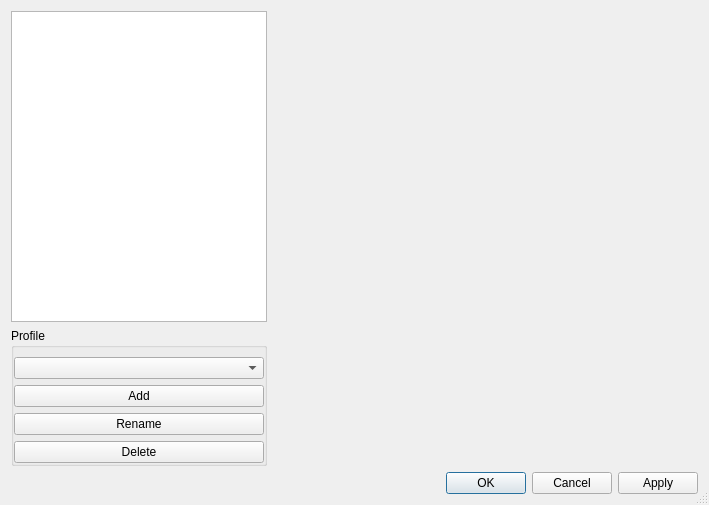
The window that src/mumble/ConfigDialog.ui (mumble-voip/mumble) describes before a commit, drawn with Qt 5.
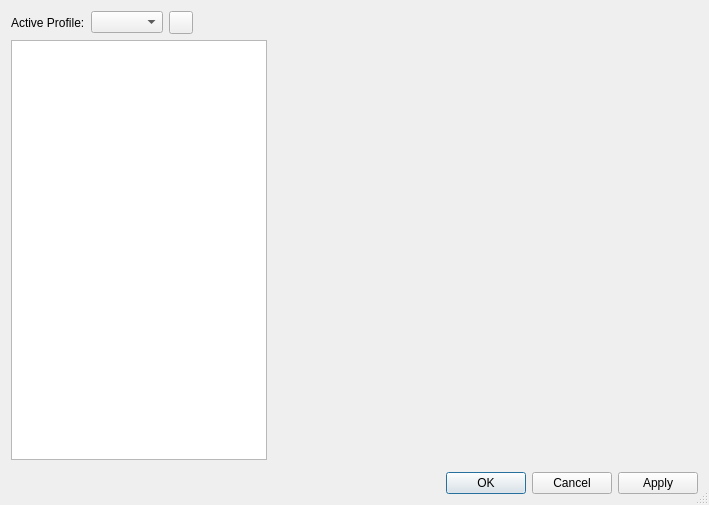
The same window after the commit.

Patch:
```diff
--- a/src/mumble/ConfigDialog.ui
+++ b/src/mumble/ConfigDialog.ui
@@ -17,7 +17,51 @@
    <bool>true</bool>
   </property>
   <layout class="QGridLayout" name="gridLayout">
-   <item row="0" column="0">
+   <item row="1" column="1" rowspan="2" colspan="2">
+    <widget class="QStackedWidget" name="qswPages">
+     <property name="sizePolicy">
+      <sizepolicy hsizetype="Expanding" vsizetype="Expanding">
+       <horstretch>1</horstretch>
+       <verstretch>0</verstretch>
+      </sizepolicy>
+     </property>
+    </widget>
+   </item>
+   <item row="3" column="0" colspan="3">
+    <layout class="QHBoxLayout" name="horizontalLayout">
+     <item>
+      <widget class="QDialogButtonBox" name="pageButtonBox">
+       <property name="orientation">
+        <enum>Qt::Orientation::Horizontal</enum>
+       </property>
+      </widget>
+     </item>
+     <item>
+      <spacer name="horizontalSpacer">
+       <property name="orientation">
+        <enum>Qt::Orientation::Horizontal</enum>
+       </property>
+       <property name="sizeHint" stdset="0">
+        <size>
+         <width>40</width>
+         <height>20</height>
+        </size>
+       </property>
+      </spacer>
+     </item>
+     <item>
+      <widget class="QDialogButtonBox" name="dialogButtonBox">
+       <property name="orientation">
+        <enum>Qt::Orientation::Horizontal</enum>
+       </property>
+       <property name="standardButtons">
+        <set>QDialogButtonBox::StandardButton::Apply|QDialogButtonBox::StandardButton::Cancel|QDialogButtonBox::StandardButton::Ok</set>
+       </property>
+      </widget>
+     </item>
+    </layout>
+   </item>
+   <item row="1" column="0">
     <widget class="QListWidget" name="qlwIcons">
      <property name="sizePolicy">
       <sizepolicy hsizetype="Minimum" vsizetype="Expanding">
@@ -45,62 +89,34 @@
      </property>
     </widget>
    </item>
-   <item row="1" column="0">
-    <widget class="QGroupBox" name="qgbProfiles">
-     <property name="title">
-      <string>Profile</string>
-     </property>
-     <layout class="QVBoxLayout" name="verticalLayout">
-      <property name="leftMargin">
-       <number>0</number>
-      </property>
-      <property name="topMargin">
-       <number>9</number>
-      </property>
-      <property name="rightMargin">
-       <number>0</number>
-      </property>
-      <property name="bottomMargin">
-       <number>0</number>
-      </property>
-      <item>
-       <widget class="QComboBox" name="qcbProfiles"/>
-      </item>
-      <item>
-       <widget class="QPushButton" name="qpbProfileAdd">
-        <property name="text">
-         <string>Add</string>
-        </property>
-       </widget>
-      </item>
-      <item>
-       <widget class="QPushButton" name="qpbProfileRename">
-        <property name="text">
-         <string>Rename</string>
-        </property>
-       </widget>
-      </item>
-      <item>
-       <widget class="QPushButton" name="qpbProfileDelete">
-        <property name="text">
-         <string>Delete</string>
-        </property>
-       </widget>
-      </item>
-     </layout>
-    </widget>
-   </item>
-   <item row="2" column="0" colspan="3">
-    <layout class="QHBoxLayout" name="horizontalLayout">
+   <item row="0" column="0" colspan="3">
+    <layout class="QHBoxLayout" name="horizontalLayout_2">
      <item>
-      <widget class="QDialogButtonBox" name="pageButtonBox">
-       <property name="orientation">
-        <enum>Qt::Orientation::Horizontal</enum>
+      <widget class="QLabel" name="label">
+       <property name="text">
+        <string>Active Profile:</string>
        </property>
       </widget>
      </item>
      <item>
-      <spacer name="horizontalSpacer">
+      <widget class="QComboBox" name="qcbProfiles">
+       <property name="sizeAdjustPolicy">
+        <enum>QComboBox::SizeAdjustPolicy::AdjustToContents</enum>
+       </property>
+      </widget>
+     </item>
+     <item>
+      <widget class="QToolButton" name="qtbProfileActions">
+       <property name="popupMode">
+        <enum>QToolButton::ToolButtonPopupMode::InstantPopup</enum>
+       </property>
+       <property name="class" stdset="0">
+        <string notr="true">hamburger</string>
+       </property>
+      </widget>
+     </item>
+     <item>
+      <spacer name="horizontalSpacer_2">
        <property name="orientation">
         <enum>Qt::Orientation::Horizontal</enum>
        </property>
@@ -112,28 +128,8 @@
        </property>
       </spacer>
      </item>
-     <item>
-      <widget class="QDialogButtonBox" name="dialogButtonBox">
-       <property name="orientation">
-        <enum>Qt::Orientation::Horizontal</enum>
-       </property>
-       <property name="standardButtons">
-        <set>QDialogButtonBox::StandardButton::Apply|QDialogButtonBox::StandardButton::Cancel|QDialogButtonBox::StandardButton::Ok</set>
-       </property>
-      </widget>
-     </item>
     </layout>
    </item>
-   <item row="0" column="1" rowspan="2" colspan="2">
-    <widget class="QStackedWidget" name="qswPages">
-     <property name="sizePolicy">
-      <sizepolicy hsizetype="Expanding" vsizetype="Expanding">
-       <horstretch>1</horstretch>
-       <verstretch>0</verstretch>
-      </sizepolicy>
-     </property>
-    </widget>
-   </item>
   </layout>
  </widget>
  <resources>
```
